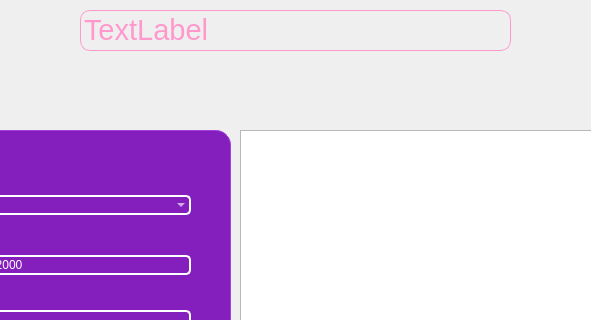
Before: the Qt Designer form incomeui.ui in RashmikaKDH/PersonalOrganizer_OOP_miniproject, drawn with Qt 5; both pictures show x 380 to 971 and y 0 to 320 of the 1280 by 768 pixel window.
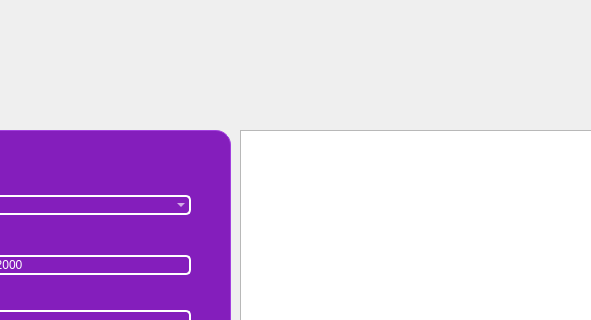
After: the same form once the commit is applied. Icons and pictures are not drawn.

Diff of the .ui file:
```diff
--- a/incomeui.ui
+++ b/incomeui.ui
@@ -43,24 +43,6 @@
     <string>Back</string>
    </property>
   </widget>
-  <widget class="QLabel" name="lable">
-   <property name="geometry">
-    <rect>
-     <x>460</x>
-     <y>10</y>
-     <width>431</width>
-     <height>41</height>
-    </rect>
-   </property>
-   <property name="styleSheet">
-    <string notr="true">  border: 1px solid #ff99cc;
-  border-radius: 10px;
-color: #ff99cc;</string>
-   </property>
-   <property name="text">
-    <string>&lt;html&gt;&lt;head/&gt;&lt;body&gt;&lt;p&gt;&lt;span style=&quot; font-size:22pt;&quot;&gt;TextLabel&lt;/span&gt;&lt;/p&gt;&lt;/body&gt;&lt;/html&gt;</string>
-   </property>
-  </widget>
   <widget class="QGroupBox" name="groupBox">
    <property name="geometry">
     <rect>
```
